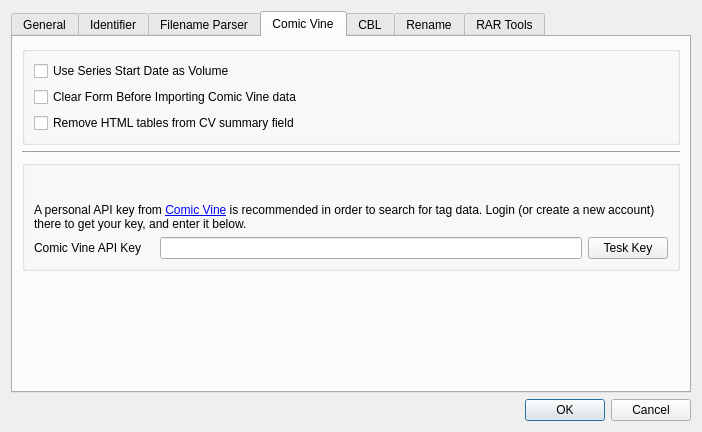
Qt form comictaggerlib/ui/settingswindow.ui (comictagger/comictagger) before a commit.
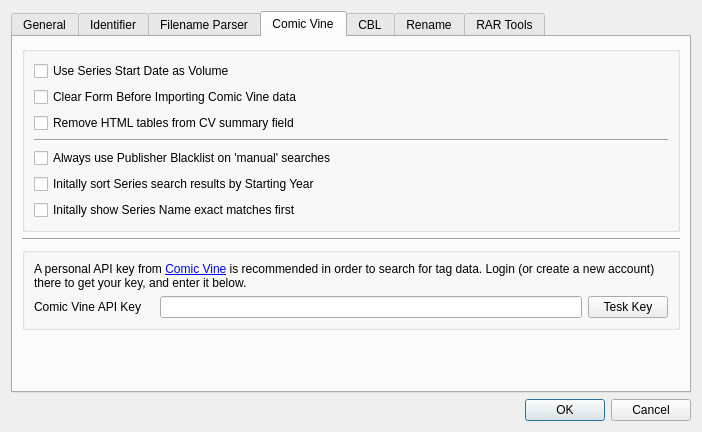
The same form after that commit. The open tabs and pages were chosen to show the change.

Commit message: added ui elements for new search settings

The edit to the form file:
```diff
--- a/comictaggerlib/ui/settingswindow.ui
+++ b/comictaggerlib/ui/settingswindow.ui
@@ -263,6 +263,40 @@
                 </property>
                </widget>
               </item>
+             <item>
+              <widget class="Line" name="line_4">
+               <property name="sizePolicy">
+                <sizepolicy hsizetype="Expanding" vsizetype="Fixed">
+                 <horstretch>0</horstretch>
+                 <verstretch>0</verstretch>
+                </sizepolicy>
+               </property>
+               <property name="orientation">
+                <enum>Qt::Horizontal</enum>
+              </property>
+            </widget>
+            </item>
+              <item>
+               <widget class="QCheckBox" name="cbxUseBlackFilter">
+                <property name="text">
+                 <string>Always use Publisher Blacklist on 'manual' searches</string>
+                </property>
+               </widget>
+              </item>
+              <item>
+               <widget class="QCheckBox" name="cbxSortByYear">
+                <property name="text">
+                 <string>Initally sort Series search results by Starting Year</string>
+                </property>
+               </widget>
+              </item>
+              <item>
+               <widget class="QCheckBox" name="cbxExactMatches">
+                <property name="text">
+                 <string>Initally show Series Name exact matches first</string>
+                </property>
+               </widget>
+              </item>
              </layout>
             </item>
            </layout>
```
The commit also changes 4 other files.
